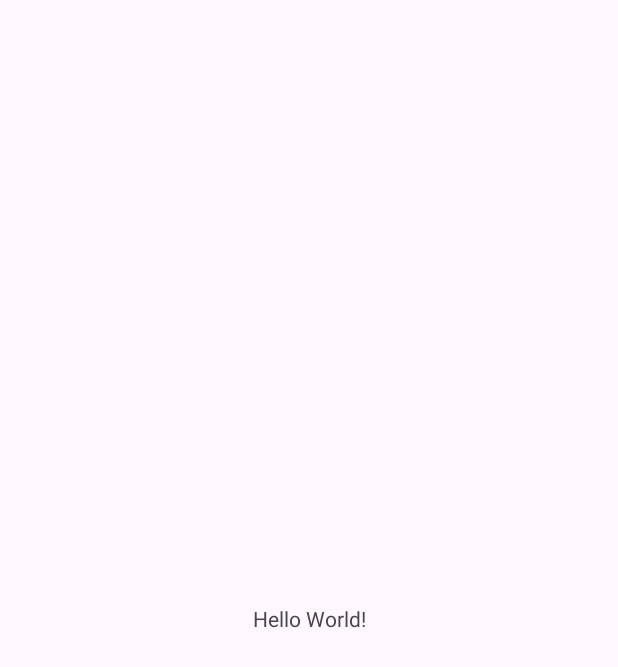
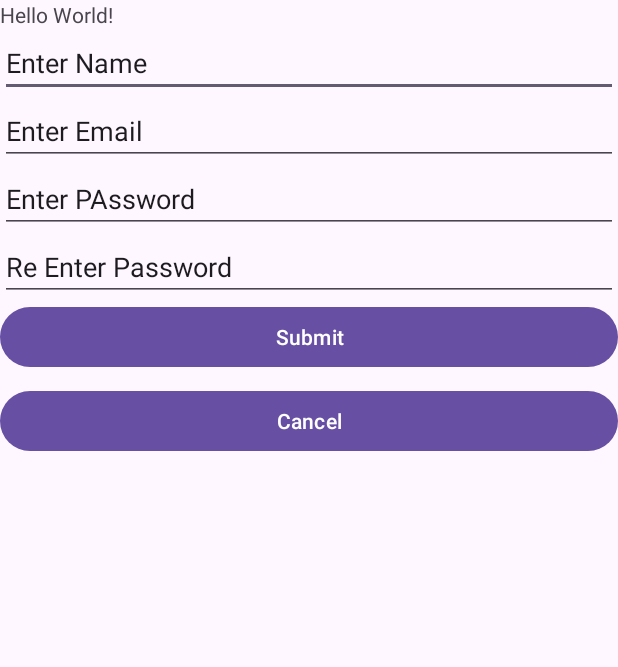
Before and after one commit to moonchild002/MAD, an Android app: the screen it shows after launch (MainActivity), on a phone screen of 412 x 824 dp. Before the commit the part shown is almost empty. Shown: the top 667 px of the screen. Run offline under Robolectric (Android 15) with nearby library versions, the phone set to English and light mode, and no system bars.

Commit message:
Initial commit

```diff
--- a/app/src/main/res/layout/activity_main.xml
+++ b/app/src/main/res/layout/activity_main.xml
@@ -2,17 +2,81 @@
 <androidx.constraintlayout.widget.ConstraintLayout xmlns:android="http://schemas.android.com/apk/res/android"
     xmlns:app="http://schemas.android.com/apk/res-auto"
     xmlns:tools="http://schemas.android.com/tools"
+    android:id="@+id/linearLayout"
     android:layout_width="match_parent"
     android:layout_height="match_parent"
     tools:context=".MainActivity">
 
     <TextView
+        android:id="@+id/textView"
         android:layout_width="wrap_content"
         android:layout_height="wrap_content"
         android:text="Hello World!"
-        app:layout_constraintBottom_toBottomOf="parent"
+        app:layout_constraintStart_toStartOf="@+id/Name"
+        app:layout_constraintTop_toTopOf="parent" />
+
+    <EditText
+        android:id="@+id/Name"
+        android:layout_width="0dp"
+        android:layout_height="wrap_content"
+        android:ems="10"
+        android:inputType="text"
+        android:text="Enter Name"
         app:layout_constraintEnd_toEndOf="parent"
         app:layout_constraintStart_toStartOf="parent"
-        app:layout_constraintTop_toTopOf="parent" />
+        app:layout_constraintTop_toBottomOf="@+id/textView" />
+
+    <EditText
+        android:id="@+id/Email"
+        android:layout_width="0dp"
+        android:layout_height="wrap_content"
+        android:ems="10"
+        android:inputType="text"
+        android:text="Enter Email"
+        app:layout_constraintEnd_toEndOf="parent"
+        app:layout_constraintStart_toStartOf="parent"
+        app:layout_constraintTop_toBottomOf="@+id/Name" />
+
+    <EditText
+        android:id="@+id/Password"
+        android:layout_width="0dp"
+        android:layout_height="wrap_content"
+        android:ems="10"
+        android:inputType="text"
+        android:text="Enter PAssword"
+        app:layout_constraintEnd_toEndOf="parent"
+        app:layout_constraintStart_toStartOf="parent"
+        app:layout_constraintTop_toBottomOf="@+id/Email" />
+
+    <EditText
+        android:id="@+id/RePassword"
+        android:layout_width="0dp"
+        android:layout_height="wrap_content"
+        android:ems="10"
+        android:inputType="text"
+        android:text="Re Enter Password"
+        app:layout_constraintEnd_toEndOf="parent"
+        app:layout_constraintStart_toStartOf="parent"
+        app:layout_constraintTop_toBottomOf="@+id/Password" />
+
+    <Button
+        android:id="@+id/SubButton"
+        android:layout_width="0dp"
+        android:layout_height="wrap_content"
+        android:text="Submit"
+        app:layout_constraintEnd_toEndOf="parent"
+        app:layout_constraintStart_toStartOf="parent"
+        app:layout_constraintTop_toBottomOf="@+id/RePassword" />
+
+    <Button
+        android:id="@+id/BtnCancell"
+        android:layout_width="0dp"
+        android:layout_height="wrap_content"
+        android:layout_marginTop="8dp"
+        android:text="Cancel"
+        app:layout_constraintEnd_toEndOf="parent"
+        app:layout_constraintHorizontal_bias="0.0"
+        app:layout_constraintStart_toStartOf="parent"
+        app:layout_constraintTop_toBottomOf="@+id/SubButton" />
 
 </androidx.constraintlayout.widget.ConstraintLayout>
```
